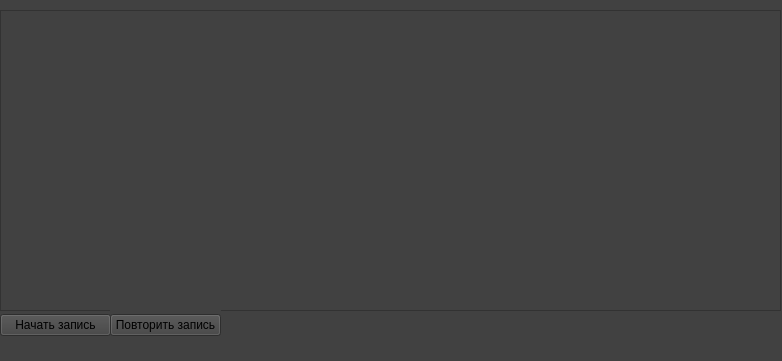
First picture: the form in mainWindow.ui, repository GInputAI/GInputAI_Main, before the edit.
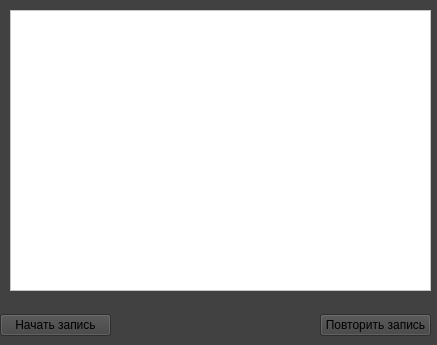
Second picture: the form after the edit.

Patch:
```diff
--- a/mainWindow.ui
+++ b/mainWindow.ui
@@ -6,8 +6,8 @@
    <rect>
     <x>0</x>
     <y>0</y>
-    <width>782</width>
-    <height>361</height>
+    <width>437</width>
+    <height>345</height>
    </rect>
   </property>
   <property name="windowTitle">
@@ -40,25 +40,10 @@
      </item>
     </layout>
    </widget>
-   <widget class="QWidget" name="gridLayoutWidget">
-    <property name="geometry">
-     <rect>
-      <x>0</x>
-      <y>10</y>
-      <width>781</width>
-      <height>301</height>
-     </rect>
-    </property>
-    <layout class="QGridLayout" name="gridLayout">
-     <item row="0" column="0">
-      <widget class="QTextEdit" name="textEdit"/>
-     </item>
-    </layout>
-   </widget>
    <widget class="QWidget" name="verticalLayoutWidget_2">
     <property name="geometry">
      <rect>
-      <x>110</x>
+      <x>320</x>
       <y>310</y>
       <width>111</width>
       <height>31</height>
@@ -77,8 +62,36 @@
      </item>
     </layout>
    </widget>
+   <widget class="QFrame" name="frame">
+    <property name="geometry">
+     <rect>
+      <x>10</x>
+      <y>10</y>
+      <width>421</width>
+      <height>281</height>
+     </rect>
+    </property>
+    <property name="styleSheet">
+     <string notr="true">background-color: rgb(255, 255, 255)</string>
+    </property>
+    <property name="frameShape">
+     <enum>QFrame::StyledPanel</enum>
+    </property>
+    <property name="frameShadow">
+     <enum>QFrame::Raised</enum>
+    </property>
+    <widget class="QTextBrowser" name="textBrowser">
+     <property name="geometry">
+      <rect>
+       <x>0</x>
+       <y>0</y>
+       <width>421</width>
+       <height>281</height>
+      </rect>
+     </property>
+    </widget>
+   </widget>
   </widget>
-  <widget class="QStatusBar" name="statusbar"/>
  </widget>
  <resources/>
  <connections/>
```
